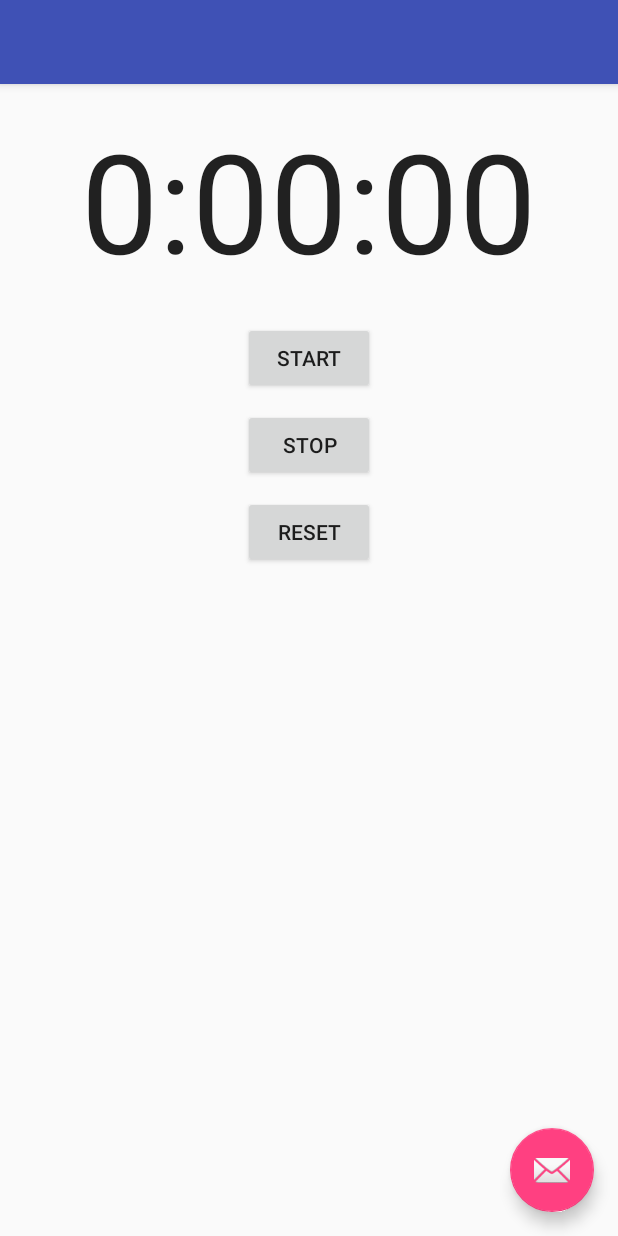
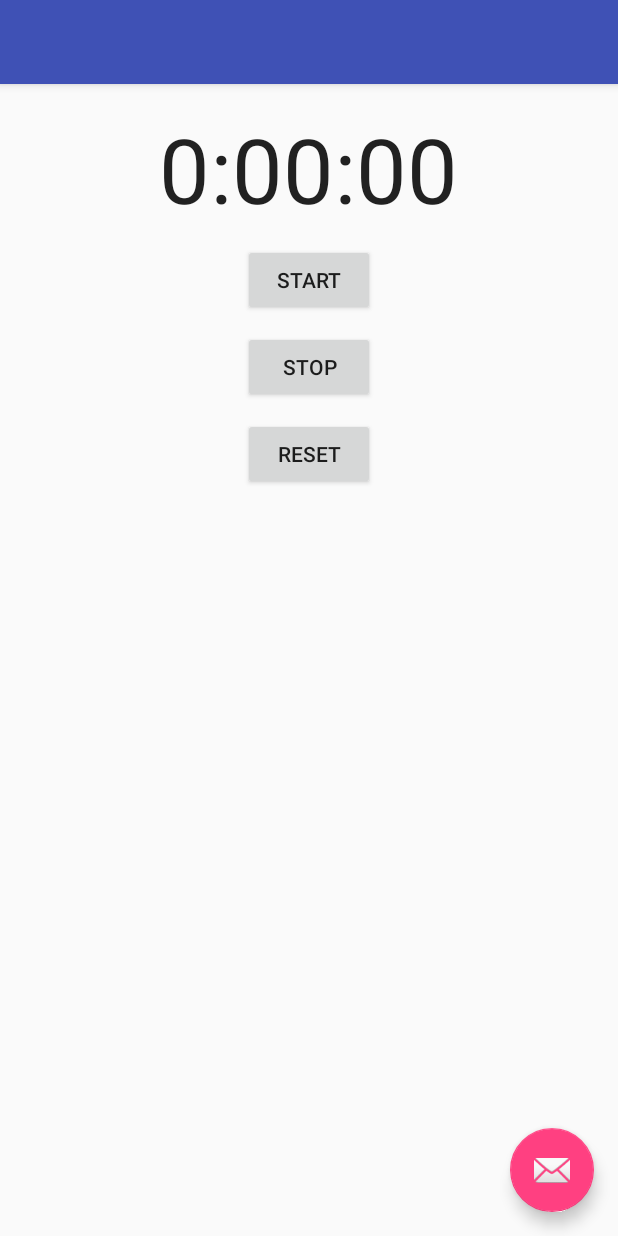
Before and after one commit to reachvineetjain/StopWatch, an Android app: the screen it shows after launch (StopwatchActivity), on a phone screen of 412 x 824 dp. Run offline under Robolectric (Android 15) with nearby library versions, the phone set to English and light mode, and no system bars.

```diff
--- a/app/src/main/java/com/nehvin/stopwatch/StopwatchActivity.java
+++ b/app/src/main/java/com/nehvin/stopwatch/StopwatchActivity.java
@@ -1,17 +1,12 @@
 package com.nehvin.stopwatch;
 
+import android.app.Activity;
 import android.os.Bundle;
 import android.os.Handler;
-import android.support.design.widget.FloatingActionButton;
-import android.support.design.widget.Snackbar;
-import android.support.v7.app.AppCompatActivity;
-import android.support.v7.widget.Toolbar;
 import android.view.View;
-import android.view.Menu;
-import android.view.MenuItem;
 import android.widget.TextView;
 
-public class StopwatchActivity extends AppCompatActivity {
+public class StopwatchActivity extends Activity {
 
     private int seconds=0;
     private boolean running=false;
@@ -20,6 +15,11 @@ public class StopwatchActivity extends AppCompatActivity {
     protected void onCreate(Bundle savedInstanceState) {
         super.onCreate(savedInstanceState);
         setContentView(R.layout.activity_stopwatch);
+        if (savedInstanceState != null)
+        {
+            seconds = savedInstanceState.getInt("seconds");
+            running = savedInstanceState.getBoolean("running");
+        }
         runTimer();
 //        Toolbar toolbar = (Toolbar) findViewById(R.id.toolbar);
 //        setSupportActionBar(toolbar);
@@ -34,6 +34,12 @@ public class StopwatchActivity extends AppCompatActivity {
 //        });
     }
 
+    @Override
+    public void onSaveInstanceState(Bundle savedInstanceState)
+    {
+        savedInstanceState.putInt("seconds",seconds);
+        savedInstanceState.putBoolean("running", running);
+    }
 //    @Override
 //    public boolean onCreateOptionsMenu(Menu menu) {
 //        // Inflate the menu; this adds items to the action bar if it is present.
--- a/app/src/main/res/layout/content_stopwatch.xml
+++ b/app/src/main/res/layout/content_stopwatch.xml
@@ -21,7 +21,7 @@
         android:layout_marginTop="0dp"
         android:text="@string/timer"
         android:textAppearance="?android:attr/textAppearanceLarge"
-        android:textSize="92sp" />
+        android:textSize="60sp" />
 
     <Button
         android:id="@+id/start_time"
@@ -29,7 +29,7 @@
         android:layout_height="wrap_content"
         android:layout_below="@+id/time_view"
         android:text="@string/start"
-        android:layout_marginTop="20dp"
+        android:layout_marginTop="10dp"
         android:layout_centerHorizontal="true"
         android:onClick="onClickStart" />
 
```
